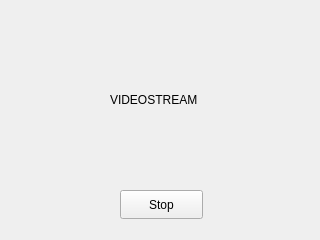
Above: src/interface/scan.ui from AbioticFactor/PostureMonitor before the change. Below: the same form after it.
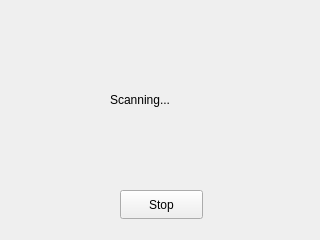
That is the form after the change.

Commit message: can show card text while scanning

What changed in the file:
```diff
--- a/src/interface/scan.ui
+++ b/src/interface/scan.ui
@@ -51,7 +51,7 @@
      </rect>
     </property>
     <property name="text">
-     <string>VIDEOSTREAM</string>
+     <string>Scanning...</string>
     </property>
    </widget>
   </widget>
```
The commit also changes 4 other files.
